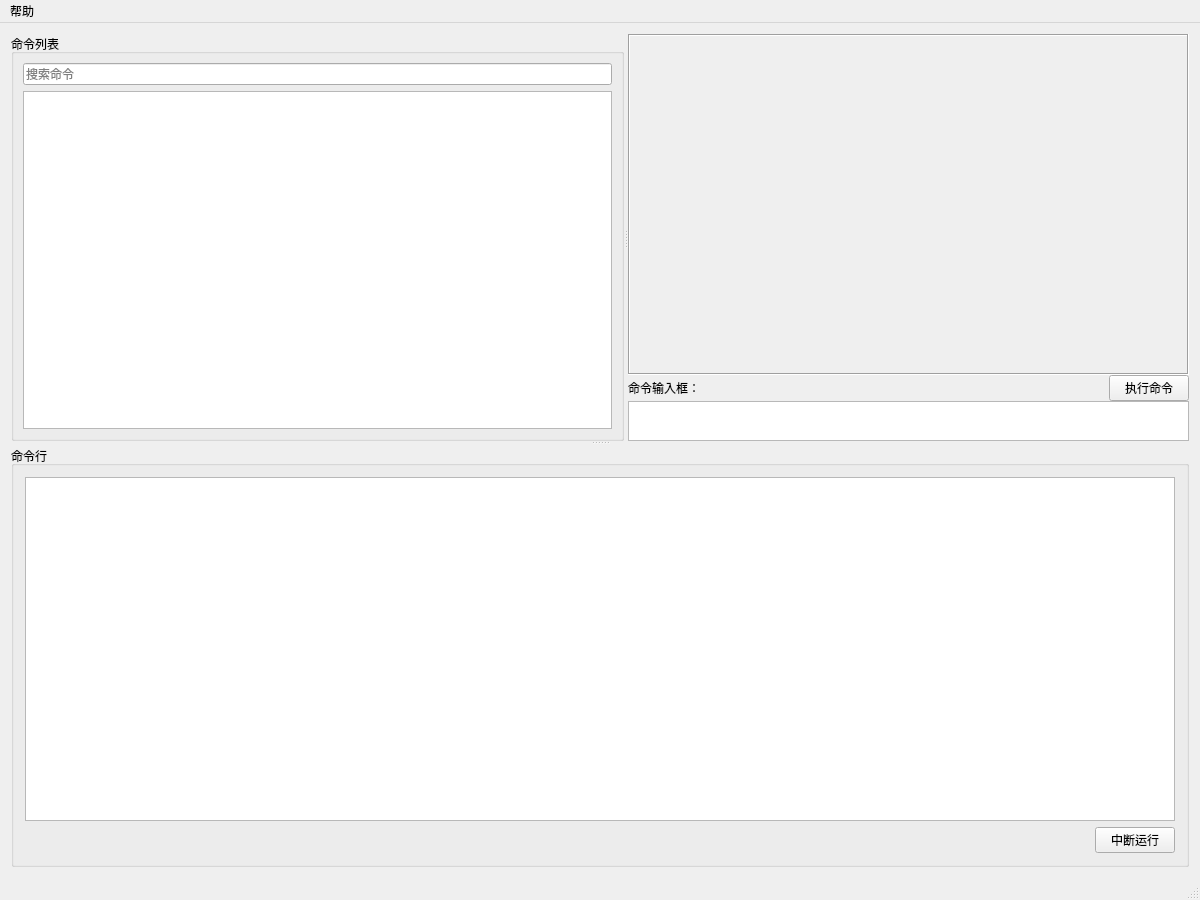
The window that src/EasyCmd/MainWindow.ui (doasyourself/EasyCmd) describes before a commit, drawn with Qt 5.
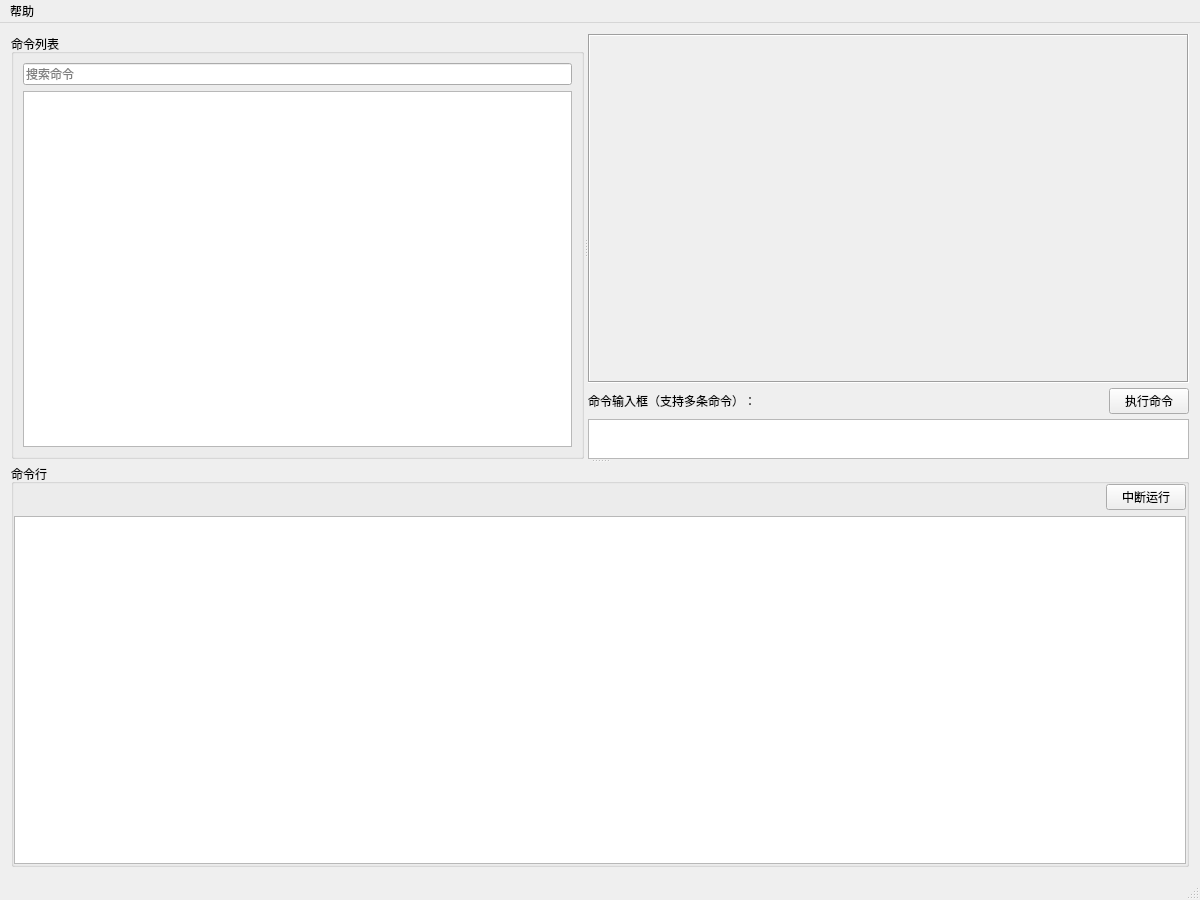
The same window after the commit. Custom widgets are drawn as their Qt base class.

```diff
--- a/src/EasyCmd/MainWindow.ui
+++ b/src/EasyCmd/MainWindow.ui
@@ -107,7 +107,7 @@
           <widget class="QWidget" name="widget_cmdeditor" native="true">
            <layout class="QVBoxLayout" name="verticalLayout_4" stretch="1,0,0">
             <property name="spacing">
-             <number>0</number>
+             <number>5</number>
             </property>
             <property name="leftMargin">
              <number>0</number>
@@ -136,8 +136,8 @@
                   <rect>
                    <x>0</x>
                    <y>0</y>
-                   <width>560</width>
-                   <height>321</height>
+                   <width>657</width>
+                   <height>311</height>
                   </rect>
                  </property>
                 </widget>
@@ -150,7 +150,7 @@
               <item>
                <widget class="QLabel" name="label">
                 <property name="text">
-                 <string>命令输入框：</string>
+                 <string>命令输入框（支持多条命令）：</string>
                 </property>
                </widget>
               </item>
@@ -219,9 +219,18 @@
            <string>命令行</string>
           </property>
           <layout class="QVBoxLayout" name="verticalLayout_6">
-           <item>
-            <widget class="ConsoleEditor" name="textEdit_console"/>
-           </item>
+           <property name="leftMargin">
+            <number>0</number>
+           </property>
+           <property name="topMargin">
+            <number>0</number>
+           </property>
+           <property name="rightMargin">
+            <number>0</number>
+           </property>
+           <property name="bottomMargin">
+            <number>0</number>
+           </property>
            <item>
             <layout class="QHBoxLayout" name="horizontalLayout_4">
              <property name="topMargin">
@@ -249,6 +258,9 @@
              </item>
             </layout>
            </item>
+           <item>
+            <widget class="ConsoleEditor" name="textEdit_console"/>
+           </item>
           </layout>
          </widget>
         </item>
```
